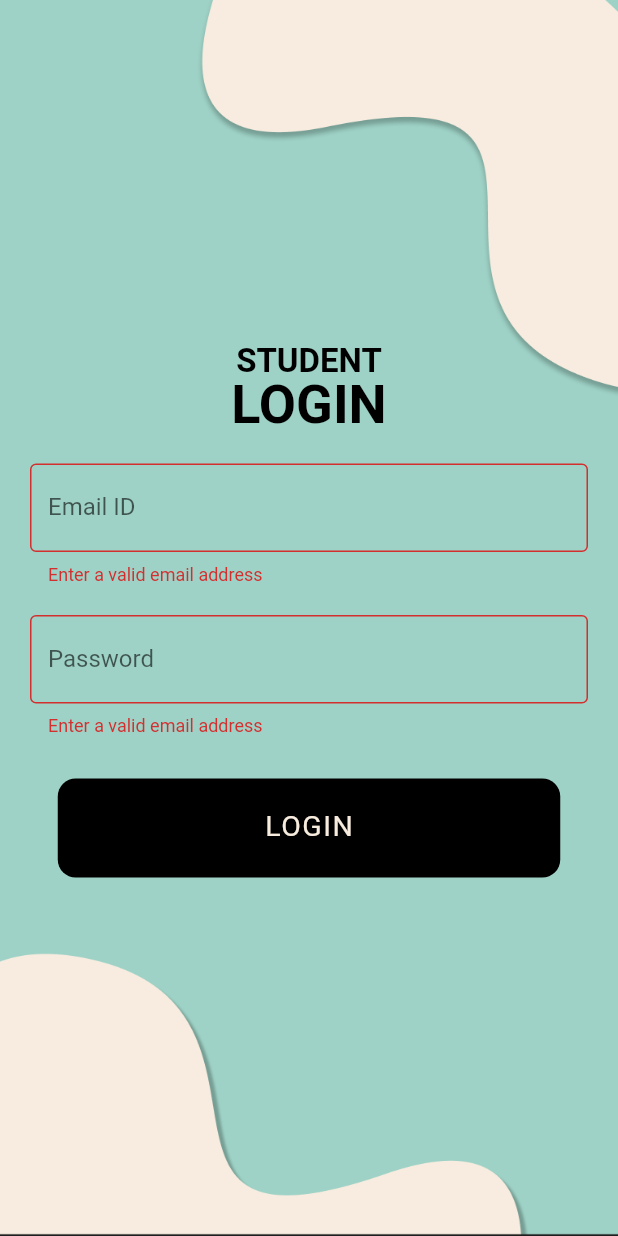
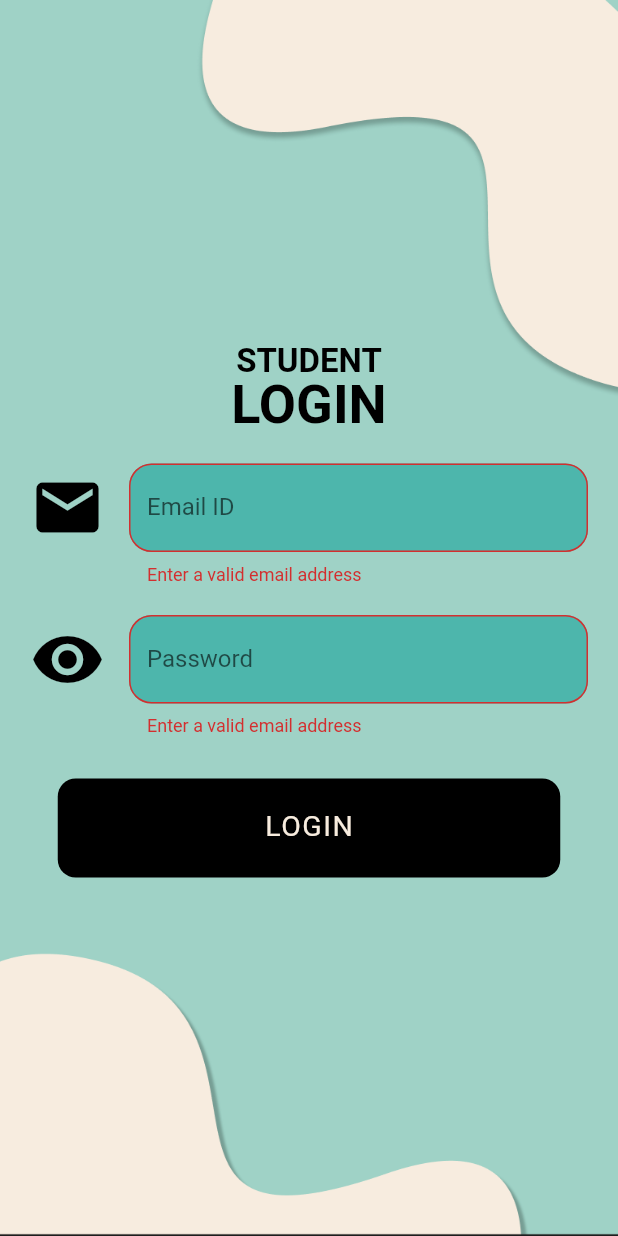
Before and after one commit to ayushgml/laundreazy, a Flutter app: the StudentLogin screen opened directly, on a phone screen of 412 x 824 dp. Run offline on Flutter 3.47's test engine with Material 2 defaults, Android fonts, the light colour scheme and no system bars; Roboto replaces fonts that are missing (Reem Kufi Fun).

Commit message:
made the sign in textformfield

```diff
--- a/lib/main.dart
+++ b/lib/main.dart
@@ -356,8 +356,12 @@ class StudentLogin extends StatelessWidget {
                       controller: emailId,
                       validator: (value) => validateEmail(value!),
                       decoration: InputDecoration(
+
+                        filled: true,
+                        fillColor: Color(0xFF4DB6AC),
                         labelText: "Email ID",
-                        border: OutlineInputBorder(),
+                        border: new OutlineInputBorder(borderRadius: new BorderRadius.circular(15.0),borderSide: new BorderSide(width: 0, color: Color(0xFF4DB6AC)),),
+                        icon: new Icon(Icons.email,size:50,color:Colors.black)
                       ),
                       // focusNode: emailInputNode,
                       // autofocus: true,
@@ -372,9 +376,14 @@ class StudentLogin extends StatelessWidget {
                       controller: password,
                       validator: (value) => validateEmail(value!),
                       decoration: InputDecoration(
+                        filled: true,
+                        fillColor: Color(0xFF4DB6AC),
+
                         labelText: "Password",
-                        border: OutlineInputBorder(),
+                        border: new OutlineInputBorder(borderRadius: new BorderRadius.circular(15.0),),
+                        icon: new Icon(Icons.visibility,size:50,color:Colors.black),
                       ),
+
                       // focusNode: passwordInputNode,
                       // autofocus: true,
                     ),
```
